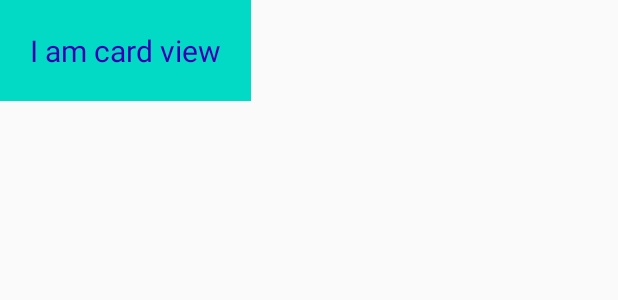
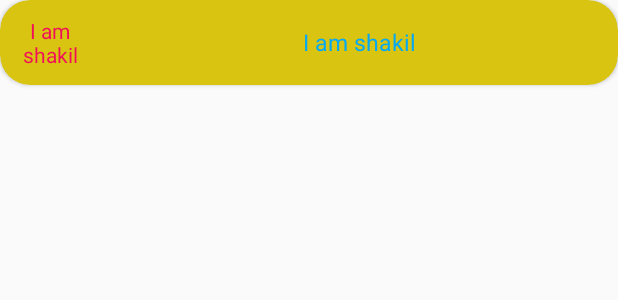
Before and after one commit to AshrafuzzamanShakil/Api_Practice, an Android app: the layout recycleview.xml on its own in the app's theme, with its tools: preview values and no code run, on a phone screen of 412 x 824 dp. Shown: the top 300 px of the screen. Run offline under Robolectric (Android 15) with nearby library versions, the phone set to English and light mode, and no system bars.

Commit message:
Recycle_adapter

```diff
--- a/app/build.gradle
+++ b/app/build.gradle
@@ -27,7 +27,7 @@ android {
         sourceCompatibility JavaVersion.VERSION_1_8
         targetCompatibility JavaVersion.VERSION_1_8
     }
-    buildToolsVersion '29.0.2'
+    buildToolsVersion '29.0.3'
     ndkVersion '20.1.5948944'
 }
 
@@ -39,8 +39,9 @@ dependencies {
     implementation 'com.squareup.retrofit2:retrofit:2.9.0'
     implementation 'com.squareup.retrofit2:converter-gson:2.9.0'
     implementation 'com.android.support:support-annotations:28.0.0'
-    implementation 'androidx.annotation:annotation:1.1.0'
+    implementation 'androidx.annotation:annotation:1.2.0'
     androidTestImplementation 'androidx.annotation:annotation:1.1.0'
+    implementation "androidx.cardview:cardview:1.0.0"
     testImplementation 'junit:junit:4.13.2'
     androidTestImplementation 'com.android.support.test:runner:1.0.2'
     androidTestImplementation 'com.android.support.test.espresso:espresso-core:3.0.2'
--- a/app/src/main/java/com/shakil/api_practice/MainActivity.java
+++ b/app/src/main/java/com/shakil/api_practice/MainActivity.java
@@ -2,9 +2,11 @@ package com.shakil.api_practice;
 
 
 import android.os.Bundle;
+import android.view.MotionEvent;
 import android.widget.Adapter;
 import android.widget.Toast;
 
+import androidx.annotation.NonNull;
 import androidx.appcompat.app.AppCompatActivity;
 import androidx.recyclerview.widget.LinearLayoutManager;
 import androidx.recyclerview.widget.RecyclerView;
@@ -51,5 +53,7 @@ public class MainActivity extends AppCompatActivity {
 
             }
         });
+
+
     }
 }
--- a/app/src/main/res/layout/recycleview.xml
+++ b/app/src/main/res/layout/recycleview.xml
@@ -1,17 +1,59 @@
 <?xml version="1.0" encoding="utf-8"?>
 <LinearLayout xmlns:android="http://schemas.android.com/apk/res/android"
-    android:orientation="vertical" android:layout_width="match_parent"
-    android:layout_height="match_parent">
-    <TextView
-        android:layout_width="wrap_content"
-        android:textSize="20dp"
-        android:textColor="@color/purple_700"
-        android:text="I am card view"
-        android:padding="20dp"
-        android:background="@color/teal_200"
-        android:id="@+id/Textviewidrecycleview"
-        android:layout_height="wrap_content">
+    xmlns:app="http://schemas.android.com/apk/res-auto"
+    android:orientation="vertical"
+    android:layout_width="match_parent"
+    android:layout_height="wrap_content"
+    android:id="@+id/parantlayoutid"
+    >
 
-    </TextView>
+    <androidx.cardview.widget.CardView
+        android:layout_width="match_parent"
+        android:layout_height="wrap_content"
+        android:layout_marginBottom="10dp"
+        app:cardBackgroundColor="#D8C411"
+        app:cardCornerRadius="20dp"
+        android:padding="10dp"
+        >
+        <LinearLayout
+            android:layout_width="match_parent"
+            android:layout_height="match_parent"
+            android:weightSum="3"
+            android:orientation="horizontal"
+            >
+            <TextView
+                android:id="@+id/userid"
+                android:layout_width="100dp"
+                android:layout_height="match_parent"
+                android:layout_weight="1"
+                android:text="I am shakil"
+                android:textColor="#F10E5B"
+                android:padding="10dp"
+                android:gravity="center"
+                >
+
+            </TextView>
+
+
+            <TextView
+                android:layout_width="match_parent"
+                android:layout_height="match_parent"
+                android:id="@+id/Textviewidrecycleview"
+                android:layout_weight="2"
+                android:textSize="15dp"
+                android:text="I am shakil"
+                android:textColor="#03A9F4"
+                android:padding="10dp"
+                android:gravity="center"
+                >
+
+            </TextView>
+
+        </LinearLayout>
+
+
+
+    </androidx.cardview.widget.CardView>
+
 
 </LinearLayout>
```
Also changed, not shown: app/src/main/java/com/shakil/api_practice/PostPojo.java (+6 -6 lines), app/src/main/java/com/shakil/api_practice/RecycleAdapter.java (+20 -2 lines), app/src/main/res/layout/activity_main.xml (+2 -14 lines).
